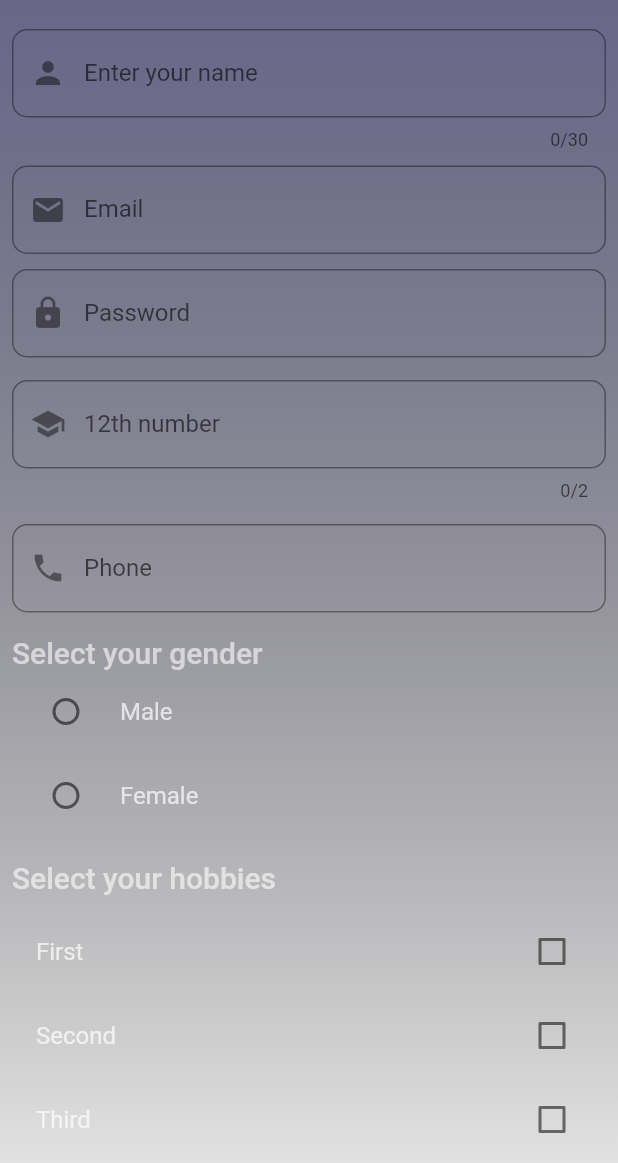
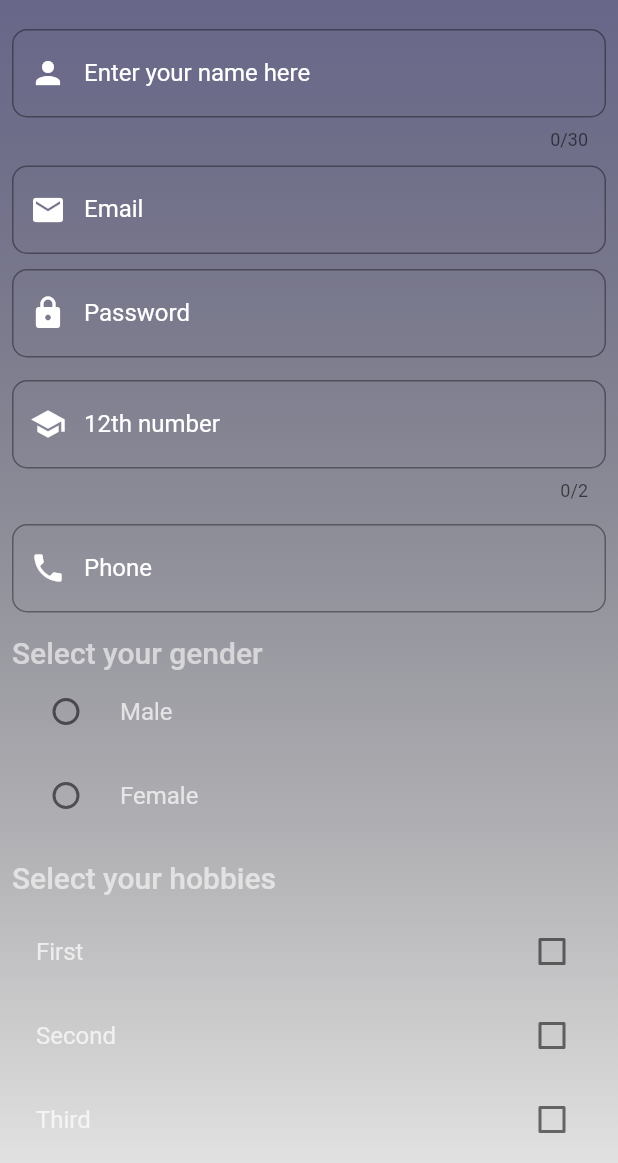
Before and after one commit to akashagrawalgithub/flutter_input, a Flutter app: the screen it shows after launch, on a phone screen of 412 x 824 dp, the part 73-1236 px from its top. Run offline on Flutter 3.47's test engine with Material 2 defaults, Android fonts, the light colour scheme and no system bars; our stand-ins replace image_picker.

Commit message:
UI improved

```diff
--- a/lib/main.dart
+++ b/lib/main.dart
@@ -128,13 +128,22 @@ class _MyFormState extends State<MyForm> {
                           maxLength: 30,
                           keyboardType: TextInputType.text,
                           decoration: InputDecoration(
-                            prefixIcon: const Icon(Icons.person),
-                            labelText: "Enter your name",
+                            prefixIcon: const Icon(
+                              Icons.person,
+                              color: Colors.white,
+                            ),
+                            labelText: "Enter your name here",
                             hintText: "Enter your name",
+                            labelStyle: const TextStyle(
+                              color: Colors.white,
+                            ),
+                            hintStyle: const TextStyle(
+                              color: Colors.white60,
+                            ),
                             border: OutlineInputBorder(
                               borderRadius: BorderRadius.circular(10),
                               borderSide: const BorderSide(
-                                color: Colors.white,
+                                color: Colors.red,
                                 width: 2,
                               ),
                             ),
@@ -159,13 +168,23 @@ class _MyFormState extends State<MyForm> {
                           },
                           decoration: InputDecoration(
                             labelText: 'Email',
-                            prefixIcon: Icon(Icons.email),
+                            hintText: "Enter your email",
+                            prefixIcon: const Icon(
+                              Icons.email,
+                              color: Colors.white,
+                            ),
+                            hintStyle: TextStyle(
+                              color: Colors.white,
+                            ),
+                            labelStyle: TextStyle(
+                              color: Colors.white,
+                            ),
                             border: OutlineInputBorder(
                               borderRadius: BorderRadius.circular(10.0),
                             ),
                             focusedBorder: OutlineInputBorder(
                               borderSide: const BorderSide(
-                                color: Colors.green,
+                                color: Colors.white70,
                                 width: 1.5,
                               ),
                               borderRadius: BorderRadius.circular(10.0),
@@ -185,13 +204,25 @@ class _MyFormState extends State<MyForm> {
                           decoration: InputDecoration(
                             hintText: "Enter your password",
                             labelText: "Password",
-                            prefixIcon: const Icon(Icons.lock),
+                            hintStyle: TextStyle(
+                              color: Colors.white,
+                            ),
+                            labelStyle: TextStyle(
+                              color: Colors.white,
+                            ),
+                            prefixIcon: const Icon(
+                              Icons.lock,
+                              color: Colors.white,
+                            ),
                             border: OutlineInputBorder(
                               borderRadius: BorderRadius.circular(10),
+                              borderSide: const BorderSide(
+                                color: Colors.white70,
+                              ),
                             ),
                             focusedBorder: OutlineInputBorder(
                               borderSide: const BorderSide(
-                                color: Colors.green,
+                                color: Colors.white70,
                                 width: 1.5,
                               ),
                               borderRadius: BorderRadius.circular(10.0),
@@ -212,13 +243,22 @@ class _MyFormState extends State<MyForm> {
                           decoration: InputDecoration(
                             hintText: "Enter your 12th number",
                             labelText: "12th number",
-                            prefixIcon: const Icon(Icons.school),
+                            hintStyle: TextStyle(
+                              color: Colors.white,
+                            ),
+                            labelStyle: TextStyle(
+                              color: Colors.white,
+                            ),
+                            prefixIcon: const Icon(
+                              Icons.school,
+                              color: Colors.white,
+                            ),
                             border: OutlineInputBorder(
                               borderRadius: BorderRadius.circular(10),
                             ),
                             focusedBorder: OutlineInputBorder(
                               borderSide: const BorderSide(
-                                color: Colors.green,
+                                color: Colors.white70,
                                 width: 1.5,
                               ),
                               borderRadius: BorderRadius.circular(10.0),
@@ -238,13 +278,22 @@ class _MyFormState extends State<MyForm> {
                           decoration: InputDecoration(
                             hintText: "Enter your phone number",
                             labelText: "Phone",
-                            prefixIcon: const Icon(Icons.phone),
+                            hintStyle: TextStyle(
+                              color: Colors.white,
+                            ),
+                            labelStyle: TextStyle(
+                              color: Colors.white,
+                            ),
+                            prefixIcon: const Icon(
+                              Icons.phone,
+                              color: Colors.white,
+                            ),
                             border: OutlineInputBorder(
                               borderRadius: BorderRadius.circular(10),
                             ),
                             focusedBorder: OutlineInputBorder(
                               borderSide: const BorderSide(
-                                color: Colors.green,
+                                color: Colors.white70,
                                 width: 1.5,
                               ),
                               borderRadius: BorderRadius.circular(10.0),
```
Also changed, not shown: 1 other file.
